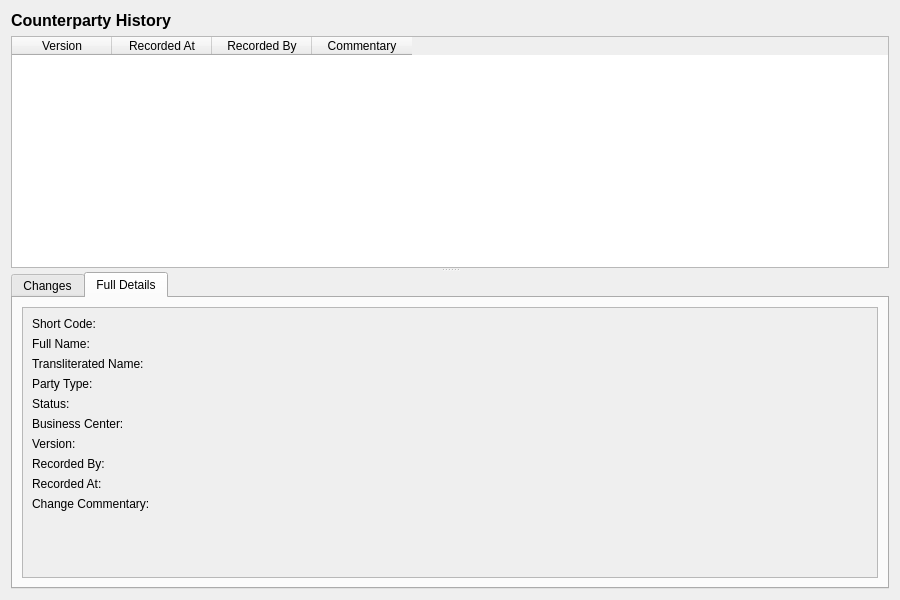
Before: the Qt Designer form projects/ores.qt/ui/CounterpartyHistoryDialog.ui in OreStudio/OreStudio, drawn with Qt 5.
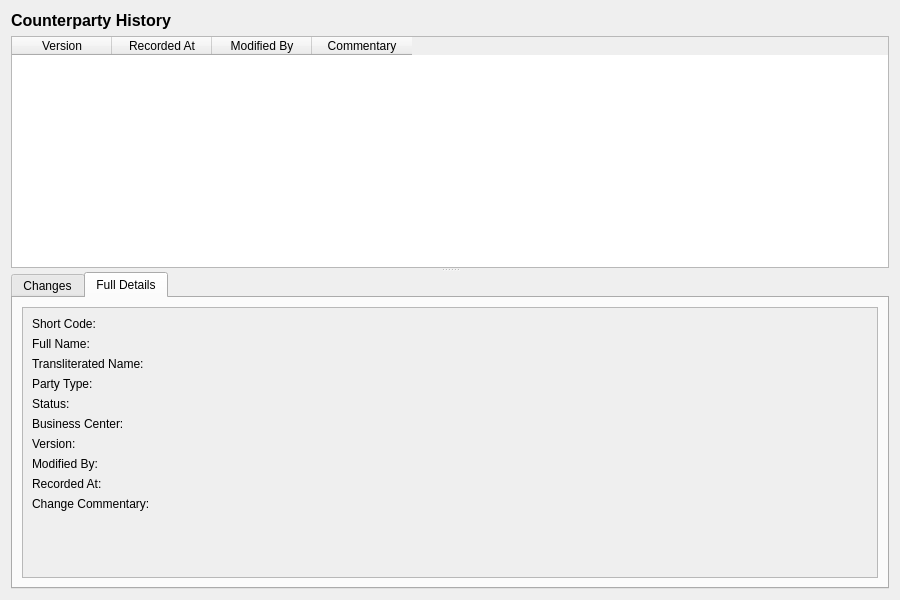
After: the same form once the commit is applied. The open tabs and pages were chosen to show the change.

Commit message: [protocol] Fix audit trail metadata: rename recorded_by, remove from wire format

Diff of the .ui file:
```diff
--- a/projects/ores.qt/ui/CounterpartyHistoryDialog.ui
+++ b/projects/ores.qt/ui/CounterpartyHistoryDialog.ui
@@ -63,7 +63,7 @@
       </column>
       <column>
        <property name="text">
-        <string>Recorded By</string>
+        <string>Modified By</string>
        </property>
       </column>
       <column>
@@ -250,7 +250,7 @@
                <item row="7" column="0">
                 <widget class="QLabel" name="recordedByLabel">
                  <property name="text">
-                  <string>Recorded By:</string>
+                  <string>Modified By:</string>
                  </property>
                 </widget>
                </item>
```
Left out of the diff: 4 changed lines with no effect on the pictures. The commit also changes 473 other files.
